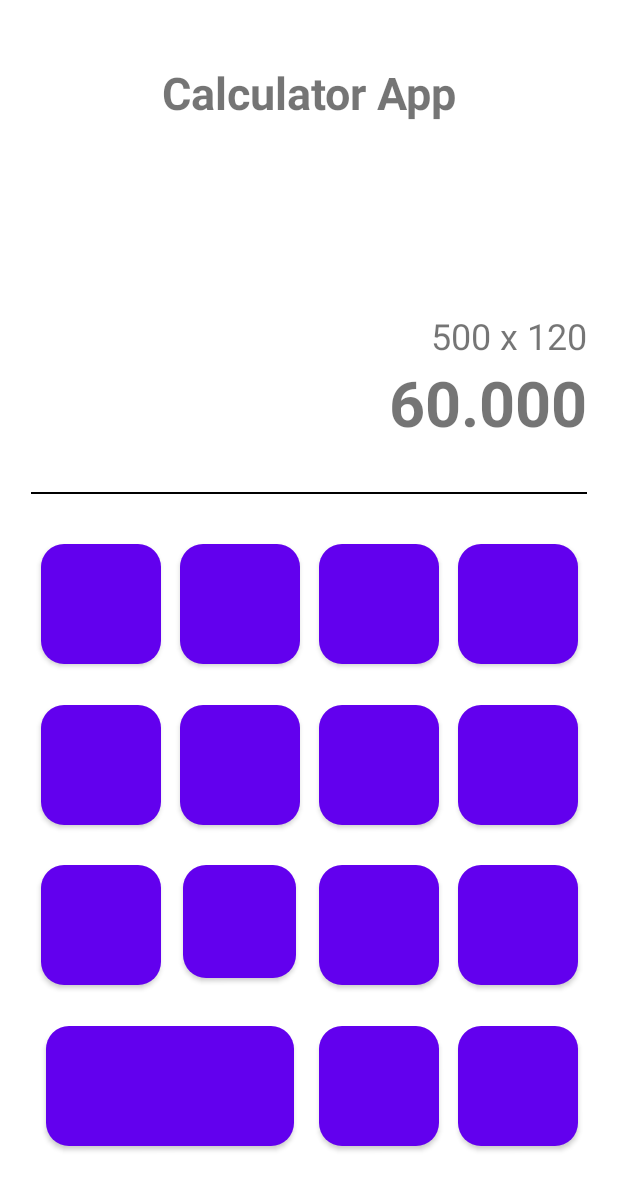
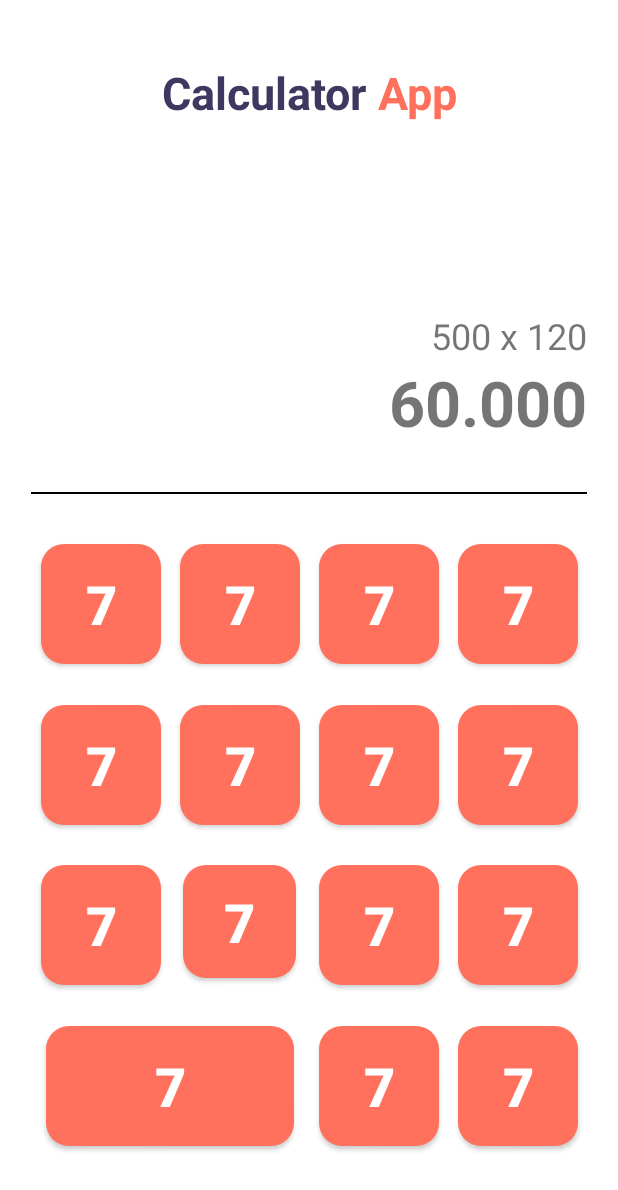
Before and after one commit to tantowish/Kotlin-Calculator, an Android app: the screen it shows after launch (MainActivity), on a phone screen of 412 x 824 dp. Shown: the top 1190 px of the screen. Run offline under Robolectric (Android 15) with nearby library versions, the phone set to English and light mode, and no system bars.

```diff
--- a/app/src/main/java/com/example/calculator/SplashScreen.kt
+++ b/app/src/main/java/com/example/calculator/SplashScreen.kt
@@ -1,11 +1,20 @@
 package com.example.calculator
 
+import android.content.Intent
 import androidx.appcompat.app.AppCompatActivity
 import android.os.Bundle
+import android.os.Handler
+import android.os.Looper
 
 class SplashScreen : AppCompatActivity() {
     override fun onCreate(savedInstanceState: Bundle?) {
         super.onCreate(savedInstanceState)
         setContentView(R.layout.activity_splash_screen)
+
+        Handler(Looper.getMainLooper()).postDelayed({
+            val intent = Intent(this, MainActivity::class.java)
+            startActivity(intent)
+            finish()
+        },4000)
     }
 }
--- a/app/src/main/res/drawable/rectangle.xml
+++ b/app/src/main/res/drawable/rectangle.xml
@@ -1,6 +1,6 @@
 <shape xmlns:android="http://schemas.android.com/apk/res/android">
     <solid
-        android:color="@color/teal_200">
+        android:color="@color/orange">
 
     </solid>
     <corners
--- a/app/src/main/res/layout/activity_main.xml
+++ b/app/src/main/res/layout/activity_main.xml
@@ -121,152 +121,228 @@
         android:text="500 x 120"
         android:textSize="24sp"
         />
-    <TextView
+    <LinearLayout
         android:layout_width="wrap_content"
         android:layout_height="wrap_content"
         app:layout_constraintTop_toBottomOf="@+id/guideitop"
         app:layout_constraintStart_toStartOf="parent"
         app:layout_constraintEnd_toEndOf="parent"
-        android:text="Calculator App"
-        android:textSize="30sp"
-        android:textStyle="bold"
-        />
+        >
+        <TextView
+            android:layout_width="wrap_content"
+            android:layout_height="wrap_content"
+            android:text="Calculator"
+            android:textSize="30sp"
+            android:textStyle="bold"
+            android:textColor="@color/donker"
+            />
+
+        <TextView
+            android:layout_width="wrap_content"
+            android:layout_height="wrap_content"
+            android:text=" App"
+            android:textSize="30sp"
+            android:textStyle="bold"
+            android:textColor="@color/orange"
+            />
+    </LinearLayout>
     <!--Section Upper End-->
 
     <!--Row 1 Start-->
-    <Button
+    <androidx.appcompat.widget.AppCompatButton
         android:layout_width="80dp"
         android:layout_height="80dp"
         app:layout_constraintStart_toEndOf="@id/guideleft"
         app:layout_constraintTop_toBottomOf="@+id/guideihorizontal1"
         app:layout_constraintEnd_toStartOf="@id/guidevertical1"
         android:background="@drawable/rectangle"
+        android:text="7"
+        android:textColor="@color/white"
+        android:textSize="36sp"
+        android:textStyle="bold"
         />
 
-    <Button
+    <androidx.appcompat.widget.AppCompatButton
         android:layout_width="80dp"
         android:layout_height="80dp"
         app:layout_constraintStart_toEndOf="@id/guidevertical1"
         app:layout_constraintTop_toBottomOf="@+id/guideihorizontal1"
         app:layout_constraintEnd_toStartOf="@id/guidevertical2"
         android:background="@drawable/rectangle"
+        android:text="7"
+        android:textColor="@color/white"
+        android:textSize="36sp"
+        android:textStyle="bold"
         />
-    <Button
+    <androidx.appcompat.widget.AppCompatButton
         android:layout_width="80dp"
         android:layout_height="80dp"
         app:layout_constraintStart_toEndOf="@id/guidevertical2"
         app:layout_constraintTop_toBottomOf="@+id/guideihorizontal1"
         app:layout_constraintEnd_toStartOf="@id/guidevertical3"
         android:background="@drawable/rectangle"
+        android:text="7"
+        android:textColor="@color/white"
+        android:textSize="36sp"
+        android:textStyle="bold"
         />
-    <Button
+    <androidx.appcompat.widget.AppCompatButton
         android:layout_width="80dp"
         android:layout_height="80dp"
         app:layout_constraintStart_toEndOf="@id/guidevertical3"
         app:layout_constraintTop_toBottomOf="@+id/guideihorizontal1"
         app:layout_constraintEnd_toStartOf="@id/guideright"
         android:background="@drawable/rectangle"
+        android:text="7"
+        android:textColor="@color/white"
+        android:textSize="36sp"
+        android:textStyle="bold"
         />
     <!--Row 1 End-->
 
 
     <!--Row 2 Start-->
-    <Button
+    <androidx.appcompat.widget.AppCompatButton
         android:layout_width="80dp"
         android:layout_height="80dp"
         app:layout_constraintStart_toEndOf="@id/guideleft"
         app:layout_constraintTop_toBottomOf="@+id/guideihorizontal2"
         app:layout_constraintEnd_toStartOf="@id/guidevertical1"
         android:background="@drawable/rectangle"
+        android:text="7"
+        android:textColor="@color/white"
+        android:textSize="36sp"
+        android:textStyle="bold"
         />
 
-    <Button
+    <androidx.appcompat.widget.AppCompatButton
         android:layout_width="80dp"
         android:layout_height="80dp"
         app:layout_constraintStart_toEndOf="@id/guidevertical1"
         app:layout_constraintTop_toBottomOf="@+id/guideihorizontal2"
         app:layout_constraintEnd_toStartOf="@id/guidevertical2"
         android:background="@drawable/rectangle"
+        android:text="7"
+        android:textColor="@color/white"
+        android:textSize="36sp"
+        android:textStyle="bold"
         />
-    <Button
+    <androidx.appcompat.widget.AppCompatButton
         android:layout_width="80dp"
         android:layout_height="80dp"
         app:layout_constraintStart_toEndOf="@id/guidevertical2"
         app:layout_constraintTop_toBottomOf="@+id/guideihorizontal2"
         app:layout_constraintEnd_toStartOf="@id/guidevertical3"
         android:background="@drawable/rectangle"
+        android:text="7"
+        android:textColor="@color/white"
+        android:textSize="36sp"
+        android:textStyle="bold"
         />
-    <Button
+    <androidx.appcompat.widget.AppCompatButton
         android:layout_width="80dp"
         android:layout_height="80dp"
         app:layout_constraintStart_toEndOf="@id/guidevertical3"
         app:layout_constraintTop_toBottomOf="@+id/guideihorizontal2"
         app:layout_constraintEnd_toStartOf="@id/guideright"
         android:background="@drawable/rectangle"
+        android:text="7"
+        android:textColor="@color/white"
+        android:textSize="36sp"
+        android:textStyle="bold"
         />
     <!--Row 2 End-->
 
     <!--Row 3 Start-->
-    <Button
+    <androidx.appcompat.widget.AppCompatButton
         android:layout_width="80dp"
         android:layout_height="80dp"
         app:layout_constraintStart_toEndOf="@id/guideleft"
         app:layout_constraintTop_toBottomOf="@+id/guideihorizontal3"
         app:layout_constraintEnd_toStartOf="@id/guidevertical1"
         android:background="@drawable/rectangle"
+        android:text="7"
+        android:textColor="@color/white"
+        android:textSize="36sp"
+        android:textStyle="bold"
         />
 
-    <Button
+    <androidx.appcompat.widget.AppCompatButton
         android:layout_width="75dp"
         android:layout_height="75dp"
         app:layout_constraintStart_toEndOf="@id/guidevertical1"
         app:layout_constraintTop_toBottomOf="@+id/guideihorizontal3"
         app:layout_constraintEnd_toStartOf="@id/guidevertical2"
         android:background="@drawable/rectangle"
+        android:text="7"
+        android:textColor="@color/white"
+        android:textSize="36sp"
+        android:textStyle="bold"
         />
-    <Button
+    <androidx.appcompat.widget.AppCompatButton
         android:layout_width="80dp"
         android:layout_height="80dp"
         app:layout_constraintStart_toEndOf="@id/guidevertical2"
         app:layout_constraintTop_toBottomOf="@+id/guideihorizontal3"
         app:layout_constraintEnd_toStartOf="@id/guidevertical3"
         android:background="@drawable/rectangle"
+        android:text="7"
+        android:textColor="@color/white"
+        android:textSize="36sp"
+        android:textStyle="bold"
         />
-    <Button
+    <androidx.appcompat.widget.AppCompatButton
         android:layout_width="80dp"
         android:layout_height="80dp"
         app:layout_constraintStart_toEndOf="@id/guidevertical3"
         app:layout_constraintTop_toBottomOf="@+id/guideihorizontal3"
         app:layout_constraintEnd_toStartOf="@id/guideright"
         android:background="@drawable/rectangle"
+        android:text="7"
+        android:textColor="@color/white"
+        android:textSize="36sp"
+        android:textStyle="bold"
         />
     <!--Row 3 End-->
 
 
     <!--Row 4 Start-->
-    <Button
+    <androidx.appcompat.widget.AppCompatButton
         android:layout_width="165dp"
         android:layout_height="80dp"
         app:layout_constraintStart_toEndOf="@id/guideleft"
         app:layout_constraintTop_toBottomOf="@+id/guideihorizontal4"
         app:layout_constraintEnd_toStartOf="@id/guidevertical2"
         android:background="@drawable/rectangle"
+        android:text="7"
+        android:textColor="@color/white"
+        android:textSize="36sp"
+        android:textStyle="bold"
         />
-    <Button
+    <androidx.appcompat.widget.AppCompatButton
         android:layout_width="80dp"
         android:layout_height="80dp"
         app:layout_constraintStart_toEndOf="@id/guidevertical2"
         app:layout_constraintTop_toBottomOf="@+id/guideihorizontal4"
         app:layout_constraintEnd_toStartOf="@id/guidevertical3"
         android:background="@drawable/rectangle"
+        android:text="7"
+        android:textColor="@color/white"
+        android:textSize="36sp"
+        android:textStyle="bold"
+
         />
-    <Button
+    <androidx.appcompat.widget.AppCompatButton
         android:layout_width="80dp"
         android:layout_height="80dp"
         app:layout_constraintStart_toEndOf="@id/guidevertical3"
         app:layout_constraintTop_toBottomOf="@+id/guideihorizontal4"
         app:layout_constraintEnd_toStartOf="@id/guideright"
         android:background="@drawable/rectangle"
+        android:text="7"
+        android:textColor="@color/white"
+        android:textSize="36sp"
+        android:textStyle="bold"
         />
 
     <!--Row 4 Start-->
--- a/app/src/main/res/layout/activity_splash_screen.xml
+++ b/app/src/main/res/layout/activity_splash_screen.xml
@@ -11,9 +11,20 @@
         android:layout_width="wrap_content"
         android:layout_height="wrap_content"
         android:orientation="horizontal"
-        app:layout_constraintGuide_percent="0.6"
+        app:layout_constraintGuide_percent="0.58"
         />
+
+    <ImageView
+        android:layout_width="wrap_content"
+        android:layout_height="200dp"
+        android:src="@drawable/splash"
+        app:layout_constraintBottom_toTopOf="@+id/guideihorizontal"
+        app:layout_constraintEnd_toEndOf="parent"
+        app:layout_constraintStart_toStartOf="parent"
+        />
+
     <TextView
+        android:id="@+id/textBig"
         android:layout_width="wrap_content"
         android:layout_height="wrap_content"
         android:text="Calculate Everything"
@@ -24,4 +35,24 @@
         android:textSize="32sp"
         />
 
+    <TextView
+        android:id="@+id/textSmall1"
+        android:layout_width="wrap_content"
+        android:layout_height="wrap_content"
+        android:text="Lorem ipsum dolor sit amet, consectetur"
+        app:layout_constraintTop_toBottomOf="@+id/textBig"
+        app:layout_constraintEnd_toEndOf="parent"
+        app:layout_constraintStart_toStartOf="parent"
+        android:textSize="16sp"
+        />
+    <TextView
+        android:layout_width="wrap_content"
+        android:layout_height="wrap_content"
+        android:text=" adipiscing elit, sed do eiusmod"
+        app:layout_constraintTop_toBottomOf="@+id/textSmall1"
+        app:layout_constraintEnd_toEndOf="parent"
+        app:layout_constraintStart_toStartOf="parent"
+        android:textSize="16sp"
+        />
+
 </androidx.constraintlayout.widget.ConstraintLayout>
--- a/app/src/main/res/values/colors.xml
+++ b/app/src/main/res/values/colors.xml
@@ -7,4 +7,7 @@
     <color name="teal_700">#FF018786</color>
     <color name="black">#FF000000</color>
     <color name="white">#FFFFFFFF</color>
+    <color name="orange">#ff705d</color>
+    <color name="donker">#3e3760</color>
+
 </resources>
```
Also changed, not shown: app/src/main/AndroidManifest.xml (+4 -4 lines).
